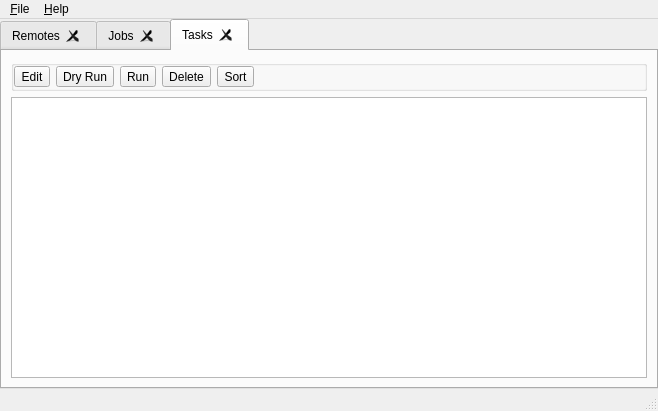
holazt/RcloneBrowser, file src/main_window.ui: the form before one commit.
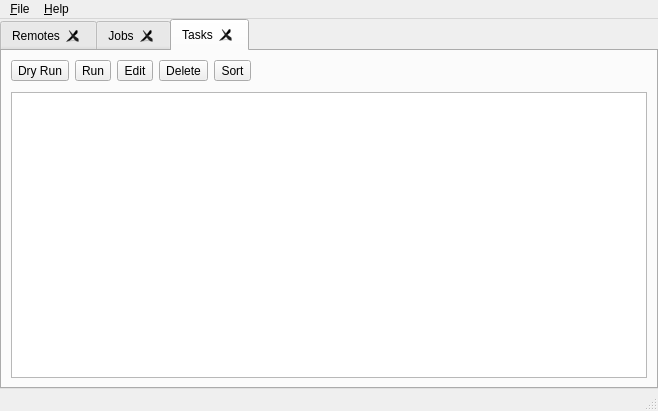
The form after the commit. The open tabs and pages were chosen to show the change.

Patch:
```diff
--- a/src/main_window.ui
+++ b/src/main_window.ui
@@ -199,33 +199,7 @@
        </attribute>
        <layout class="QVBoxLayout" name="verticalLayout_5">
         <item>
-         <widget class="QGroupBox" name="groupBox">
-          <property name="title">
-           <string/>
-          </property>
-          <property name="flat">
-           <bool>true</bool>
-          </property>
-          <layout class="QHBoxLayout" name="horizontalLayout_3">
-           <property name="leftMargin">
-            <number>0</number>
-           </property>
-           <property name="topMargin">
-            <number>0</number>
-           </property>
-           <property name="bottomMargin">
-            <number>0</number>
-           </property>
-           <item>
-            <widget class="QToolButton" name="buttonEditTask">
-             <property name="text">
-              <string>Edit</string>
-             </property>
-             <property name="toolButtonStyle">
-              <enum>Qt::ToolButtonTextUnderIcon</enum>
-             </property>
-            </widget>
-           </item>
+         <layout class="QHBoxLayout" name="horizontalLayout_2">
            <item>
             <widget class="QToolButton" name="buttonDryrunTask">
              <property name="text">
@@ -246,6 +220,16 @@
              </property>
             </widget>
            </item>
+          <item>
+           <widget class="QToolButton" name="buttonEditTask">
+            <property name="text">
+             <string>Edit</string>
+            </property>
+            <property name="toolButtonStyle">
+             <enum>Qt::ToolButtonTextUnderIcon</enum>
+            </property>
+           </widget>
+          </item>
            <item>
             <widget class="QToolButton" name="buttonDeleteTask">
              <property name="text">
@@ -286,7 +270,22 @@
             </spacer>
            </item>
           </layout>
-         </widget>
+        </item>
+        <item>
+         <spacer name="verticalSpacer_3">
+          <property name="orientation">
+           <enum>Qt::Vertical</enum>
+          </property>
+          <property name="sizeType">
+           <enum>QSizePolicy::Fixed</enum>
+          </property>
+          <property name="sizeHint" stdset="0">
+           <size>
+            <width>20</width>
+            <height>5</height>
+           </size>
+          </property>
+         </spacer>
         </item>
         <item>
          <widget class="QListWidget" name="tasksListWidget">
```
Left out of the diff: 2 changed lines with no effect on the pictures. Lines whose indentation alone changed are shown as unchanged.
